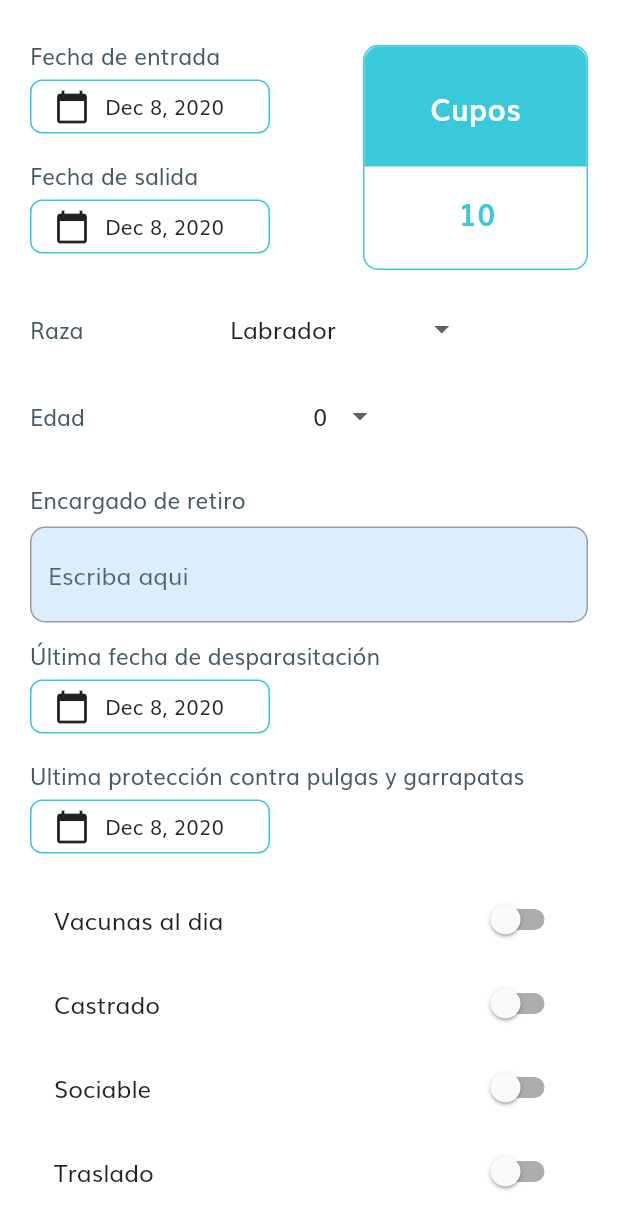
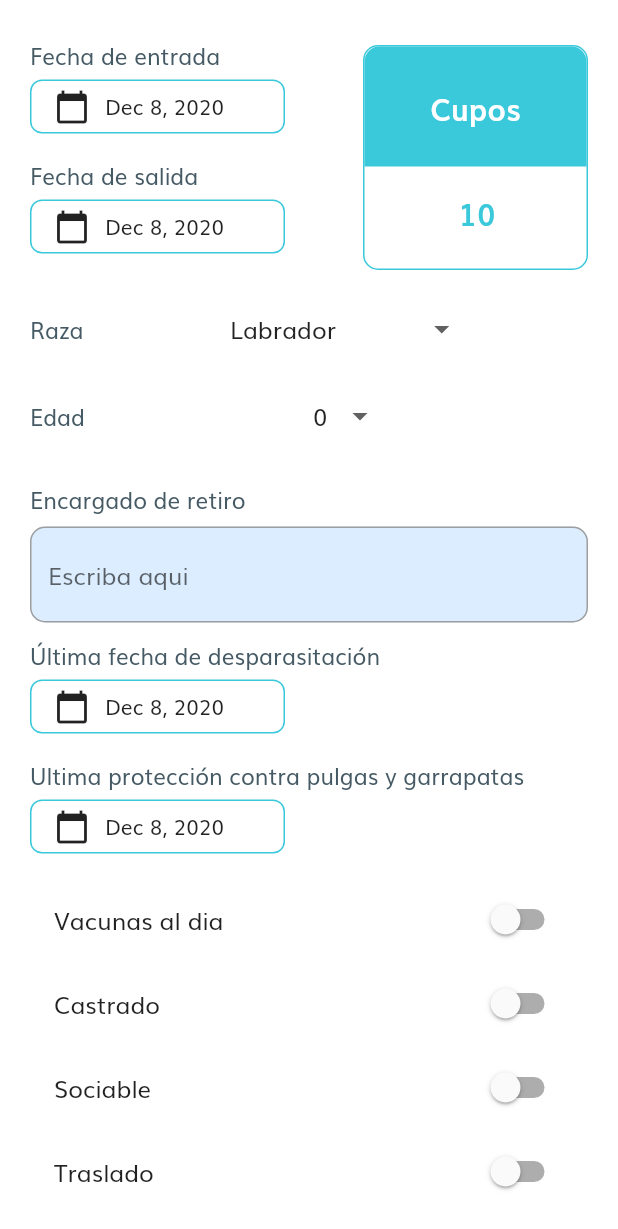
Before and after one commit to StevenMontero/grocery_store_app_mobile, a Flutter app: the Body widget shown alone on an empty page, opened directly, on a phone screen of 412 x 824 dp. Shown: the top 1229 px of the screen. Run offline on Flutter 3.47's test engine with Material 2 defaults, Android fonts, the phone set to English and light mode, and no system bars; our stand-ins replace bloc, cloud_firestore, equatable, firebase_auth, firebase_core, flutter_bloc and 7 more; missing offline and left inert: dart:ffi, flutter_facebook_auth, pedantic; accounts and stored records are empty; project files that could hold a hidden picture were left out.

Commit message:
Modificación Ancho fechas de entrada en citas hotel y guarderia

```diff
--- a/lib/src/pages/Quotes/Hotel/hotel_page.dart
+++ b/lib/src/pages/Quotes/Hotel/hotel_page.dart
@@ -262,7 +262,7 @@ class _BodyState extends State<Body> {
 
   Widget buildDatePiker(String date, String type) {
     return Container(
-      width: 160,
+      width: 170,
       child: OutlineButton(
         borderSide: BorderSide(color: ColorsApp.primaryColorTurquoise),
         highlightedBorderColor: ColorsApp.primaryColorTurquoise,
--- a/lib/src/pages/Quotes/Kindergarten/kindergarten_page.dart
+++ b/lib/src/pages/Quotes/Kindergarten/kindergarten_page.dart
@@ -300,7 +300,7 @@ class _BodyState extends State<Body> {
 
   Widget buildDatePiker(String date, String type) {
     return Container(
-      width: 160,
+      width: 170,
       child: OutlineButton(
         borderSide: BorderSide(color: ColorsApp.primaryColorPink),
         highlightedBorderColor: ColorsApp.primaryColorPink,
@@ -322,7 +322,7 @@ class _BodyState extends State<Body> {
 
   Widget builHourPiker(String date, String type) {
     return Container(
-      width: 160,
+      width: 170,
       child: OutlineButton(
         borderSide: BorderSide(color: ColorsApp.primaryColorPink),
         highlightedBorderColor: ColorsApp.primaryColorPink,
```
